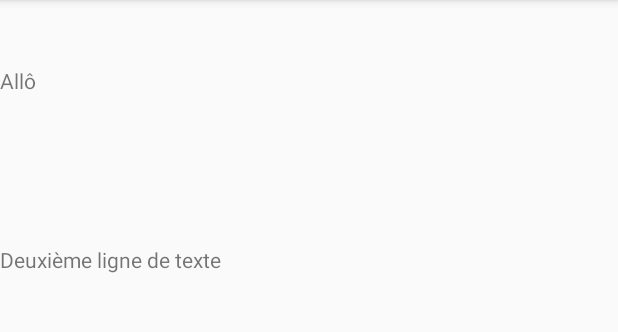
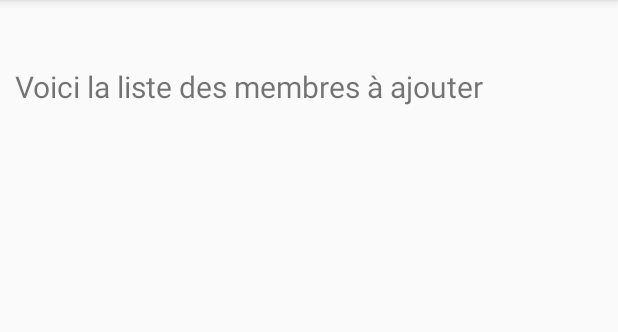
Before and after one commit to patrick-lainesse/nav_drawer_parcelable, an Android app: the fragment FragmentB placed in its activity, on a phone screen of 412 x 824 dp, the part 84-416 px from its top. Run offline under Robolectric (Android 15) with nearby library versions, the phone set to English and light mode, and no system bars; 2 statements that could not run were skipped.

Commit message:
Nettoyage du code et passage de String entre les différents fragments.

```diff
--- a/app/src/main/java/com/example/tp1_exercice2/FragmentB.java
+++ b/app/src/main/java/com/example/tp1_exercice2/FragmentB.java
@@ -25,10 +25,11 @@ public class FragmentB extends Fragment {
     private void setMessage(View v) {
 
         TextView textView = v.findViewById(R.id.fragB_message);
-        textView.setText("Allô");
+        TextView textView2 = v.findViewById(R.id.fragB_message2);
+        String test = this.getArguments().getString("testMain");
 
-        TextView textView2 = v.findViewById(R.id.fragB_message2);
-        textView2.setText("Deuxième ligne de texte");
+        textView.setText("Voici la liste des membres à ajouter");
+        textView2.setText(test);
 
 
     }
--- a/app/src/main/java/com/example/tp1_exercice2/MainActivity.java
+++ b/app/src/main/java/com/example/tp1_exercice2/MainActivity.java
@@ -21,8 +21,10 @@ package com.example.tp1_exercice2;
         - utiliser l'outil palette bitmap
         */
 
+import android.content.Intent;
 import android.os.Bundle;
 import android.view.MenuItem;
+import android.widget.Toast;
 
 import androidx.annotation.NonNull;
 import androidx.appcompat.app.ActionBarDrawerToggle;
@@ -43,10 +45,20 @@ public class MainActivity extends AppCompatActivity implements NavigationView.On
     private DrawerLayout drawerLayout;
     private NavigationView navigationView;
 
+    //private Bundle fragBundle;      // à nettoyer probablement
+    private String fragString = "bye-bye";
+
     @Override
     protected void onCreate(Bundle savedInstanceState) {
         super.onCreate(savedInstanceState);
         setContentView(R.layout.activity_main);
+
+        // on récupère le intent contenant l'ArrayList de membres ajoutés qui ne sont pas encore enregistrés en .txt
+        Intent intent = getIntent();
+        fragString = intent.getStringExtra("testString");       // à transformer en arraylist
+
+        // à nettoyer
+        Toast.makeText(this, fragString, Toast.LENGTH_LONG).show();
 
         // appel de la méthode pour remplir le drawer
         setDrawerLayout();
@@ -85,7 +97,7 @@ public class MainActivity extends AppCompatActivity implements NavigationView.On
         Bundle bundle = new Bundle();
 
         // test de bundle
-        bundle.putString("testMain", "ALLO");
+        bundle.putString("testMain", fragString);
         Fragment monFragment = null;
 
         // on vérifie l'option sélectionnée sur le drawer
@@ -103,6 +115,7 @@ public class MainActivity extends AppCompatActivity implements NavigationView.On
                 default:
                     monFragment = null;
                     // si le temps: rajouter un fragment "accueuil" qui imprime un message et/ou le nombre de membres non enregistrés au fichier encore
+                    // ça pourrait être le fragmentB pour montrer les membres en "cards" qui ne sont pas encore ajoutés à la liste
         }
 
         // suite test
--- a/app/src/main/res/layout/frag_enregistrer.xml
+++ b/app/src/main/res/layout/frag_enregistrer.xml
@@ -7,13 +7,19 @@
         android:id="@+id/fragB_message"
         android:layout_width="wrap_content"
         android:layout_height="wrap_content"
-        android:layout_marginTop="100dp"/>
+        android:layout_marginLeft="10dp"
+        android:layout_marginRight="10dp"
+        android:layout_marginTop="100dp"
+        android:textSize="20dp"/>
 
     <com.google.android.material.textview.MaterialTextView
         android:id="@+id/fragB_message2"
         android:layout_width="wrap_content"
         android:layout_height="wrap_content"
-        android:layout_marginTop="100dp"/>
+        android:layout_marginLeft="10dp"
+        android:layout_marginRight="10dp"
+        android:layout_marginTop="100dp"
+        android:textSize="40dp"/>
 
 
 </LinearLayout>
--- a/app/src/main/res/values/styles.xml
+++ b/app/src/main/res/values/styles.xml
@@ -3,6 +3,7 @@
     <!-- Base application theme. -->
     <style name="AppTheme" parent="Theme.MaterialComponents.Light.NoActionBar">
         <!-- Customize your theme here. -->
+        <item name="colorPrimaryDark">#000000</item>
         <item name="colorPrimary">#212121</item>
         <item name="colorPrimaryVariant">#000000</item>
         <item name="colorOnPrimary">#FFFFFF</item>
```
Also changed, not shown: app/src/main/java/com/example/tp1_exercice2/FragmentA.java (+14 -11 lines).
